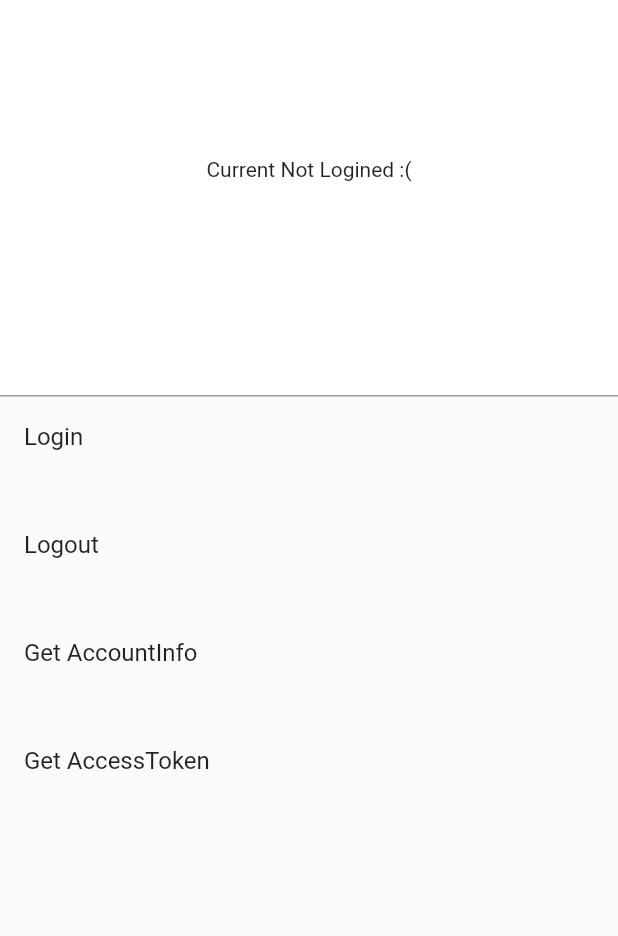
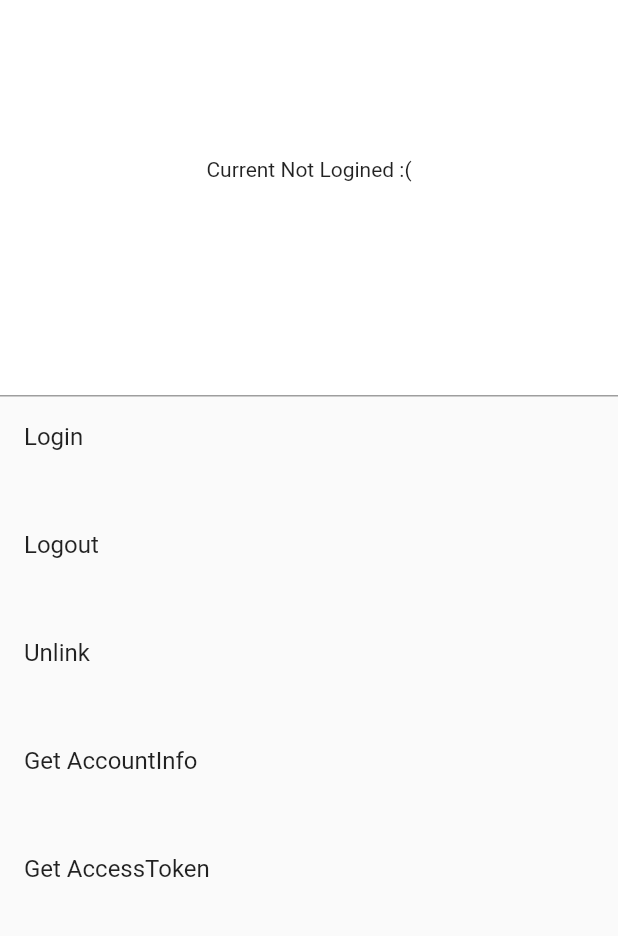
Before and after one commit to JosephNK/flutter_kakao_login, a Flutter app: the screen it shows after launch, on a phone screen of 412 x 824 dp, the part 130-1066 px from its top. Run offline on Flutter 3.47's test engine with Material 2 defaults, Android fonts, the light colour scheme and no system bars.

Commit message:
unlink feature publish.

```diff
--- a/example/lib/main.dart
+++ b/example/lib/main.dart
@@ -21,6 +21,7 @@ class _MyAppState extends State<MyApp> {
 
   List<Map<String, String>> _litems = [ { "key": "login", "title": "Login", "subtitle": ""},
                                         { "key": "logout", "title": "Logout", "subtitle": ""},
+                                        { "key": "unlink", "title": "Unlink", "subtitle": ""},
                                         { "key": "account", "title": "Get AccountInfo", "subtitle": ""},
                                         { "key": "accessToken", "title": "Get AccessToken", "subtitle": ""} ];
 
@@ -42,6 +43,10 @@ class _MyAppState extends State<MyApp> {
     final KakaoLoginResult result = await kakaoSignIn.logOut();
     _processLoginResult(result);
     _processAccountResult(null);
+  }
+
+  Future<Null> _unlink() async {
+    await kakaoSignIn.unlink();
   }
 
   Future<Null> _getAccountInfo() async {
@@ -264,6 +269,11 @@ class _MyAppState extends State<MyApp> {
                                 _logOut();
                               }
                             break;
+                            case "unlink":
+                              if (_isLogined) {
+                                _unlink();
+                              }
+                            break;
                             case "account":
                               if (!_isLogined) {
                                 _showAlert(context, 'Login is required.');
--- a/pubspec.yaml
+++ b/pubspec.yaml
@@ -1,6 +1,6 @@
 name: flutter_kakao_login
 description: A Flutter plugin for using the native Kakao Login SDKs on Android and iOS
-version: 0.3.0
+version: 0.4.0
 author: JosephNK <nkw0608@gmail.com>
 homepage: https://github.com/JosephNK/flutter_kakao_login
 
```
Also changed, not shown: 2 other files.
